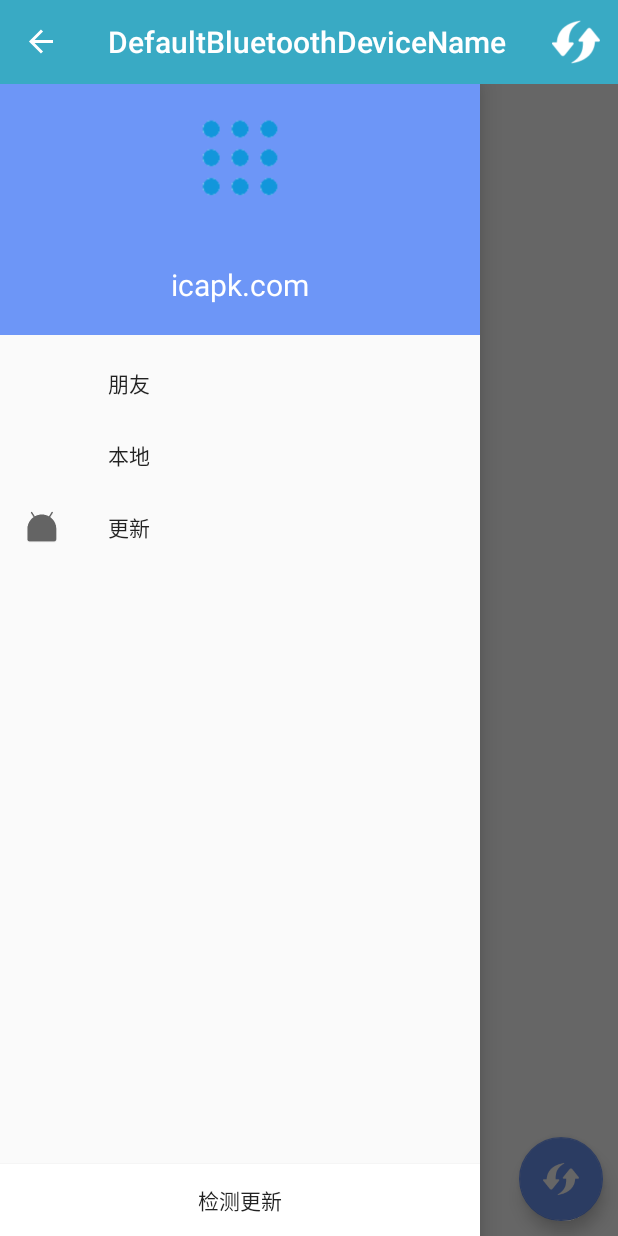
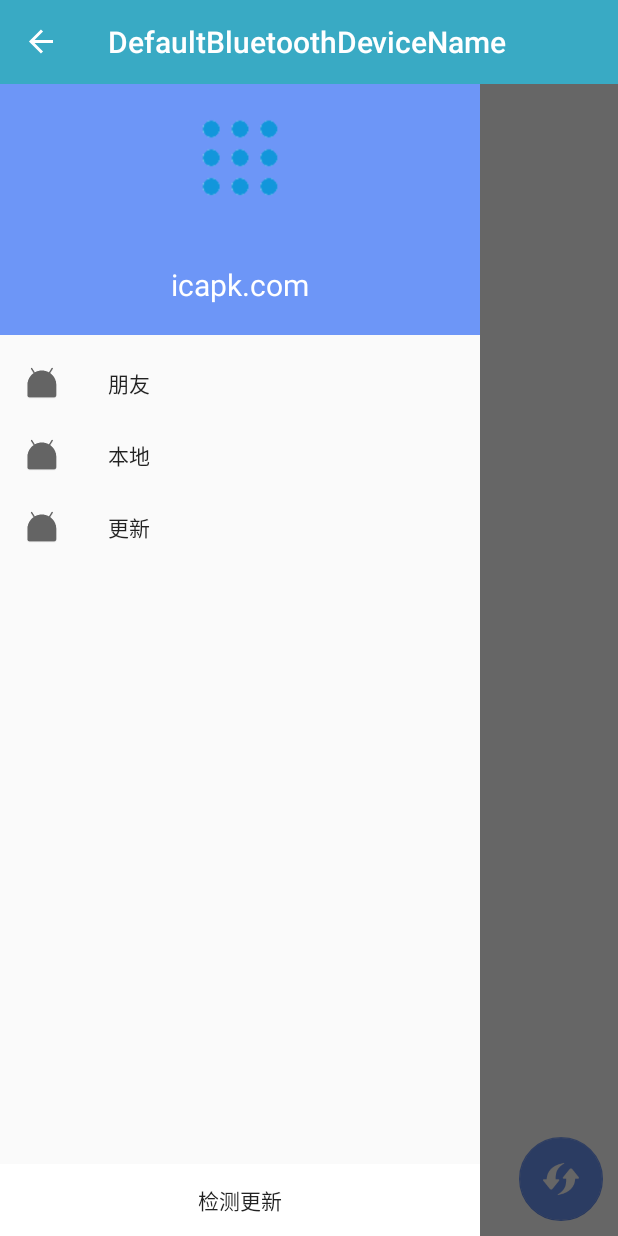
Before and after one commit to icapk/Bluetooth_Led, an Android app: the screen it shows after launch (MainActivity), with the side drawer open, on a phone screen of 412 x 824 dp. Run offline under Robolectric (Android 15) with nearby library versions, the phone set to English and light mode, and no system bars; our stand-ins replace ButterKnife.

Commit message:
更新显示

```diff
--- a/app/build.gradle
+++ b/app/build.gradle
@@ -5,8 +5,8 @@ android {
     buildToolsVersion "25.0.2"
     defaultConfig {
         applicationId "com.icapk.bluetooth"
-        minSdkVersion 21
-        targetSdkVersion 22
+        minSdkVersion 10
+        targetSdkVersion 13
         versionCode 1
         versionName "1.0"
         testInstrumentationRunner "android.support.test.runner.AndroidJUnitRunner"
--- a/app/src/main/java/com/icapk/bluetooth/LedPreviewActivity.java
+++ b/app/src/main/java/com/icapk/bluetooth/LedPreviewActivity.java
@@ -29,10 +29,6 @@ public class LedPreviewActivity extends AppCompatActivity {
         Intent i = getIntent();
         input_word = i.getStringExtra("Input_Word");
 
-
-        String word = "大家";
-
-//        Log.i(TAG, "onCreate");
         Led_view.sendWord(input_word);
 
         Led_view.setOnLongClickListener(new View.OnLongClickListener() {
--- a/app/src/main/java/com/icapk/bluetooth/MainActivity.java
+++ b/app/src/main/java/com/icapk/bluetooth/MainActivity.java
@@ -21,6 +21,7 @@ import android.support.v4.widget.DrawerLayout;
 import android.support.v4.widget.SwipeRefreshLayout;
 import android.support.v7.app.ActionBarDrawerToggle;
 import android.support.v7.widget.Toolbar;
+import android.util.Log;
 import android.view.Menu;
 import android.view.MenuItem;
 import android.view.View;
@@ -45,12 +46,21 @@ import static android.support.design.widget.Snackbar.make;
 
 public class MainActivity extends Activity implements AdapterView.OnItemClickListener {
 
-    @Bind(R.id.drawer_layout) DrawerLayout drawer_layout;
-    @Bind(R.id.navigation_view) NavigationView NavigationView;
-    @Bind(R.id.swiperefreshlayout) SwipeRefreshLayout mSwipeRefreshLayout;
-    @Bind(R.id.toolbar) Toolbar toolbar;
-    @Bind(R.id.lv) ListView mLv;
-    @Bind(R.id.fab_search) FloatingActionButton btn;
+    private static final String TAG = "MainActivity";
+
+
+    @Bind(R.id.drawer_layout)
+    DrawerLayout drawer_layout;
+    @Bind(R.id.navigation_view)
+    NavigationView NavigationView;
+    @Bind(R.id.swiperefreshlayout)
+    SwipeRefreshLayout mSwipeRefreshLayout;
+    @Bind(R.id.toolbar)
+    Toolbar toolbar;
+    @Bind(R.id.lv)
+    ListView mLv;
+    @Bind(R.id.fab_search)
+    FloatingActionButton btn;
 
     private int DISCOVERABLE_TIME = 300;
 
@@ -69,8 +79,6 @@ public class MainActivity extends Activity implements AdapterView.OnItemClickLis
     private long mNow = 0;
 
 
-
-
     @Override
     protected void onCreate(Bundle savedInstanceState) {
         super.onCreate(savedInstanceState);
@@ -80,7 +88,7 @@ public class MainActivity extends Activity implements AdapterView.OnItemClickLis
         //获得设备本身的蓝牙适配器
         mBluetoothAdapter = BluetoothAdapter.getDefaultAdapter();
 
-        mAdapter = new DeviceAdapter(getApplicationContext(),mDevices);
+        mAdapter = new DeviceAdapter(getApplicationContext(), mDevices);
         mLv.setAdapter(mAdapter);
         mLv.setOnItemClickListener(this);
 
@@ -93,10 +101,12 @@ public class MainActivity extends Activity implements AdapterView.OnItemClickLis
     }
 
     //当点击menu按键的时候执行这个方法
-    public boolean onMenuOpened(int featureId,Menu menu){
+    public boolean onMenuOpened(int featureId, Menu menu) {
 
-        make(getCurrentFocus(),"退出",Snackbar.LENGTH_SHORT)
-                .show();
+        Snackbar sk = Snackbar.make(getCurrentFocus(), "退出", Snackbar.LENGTH_SHORT);
+        snackbar_utils.setSnackbarColor(sk,Color.BLUE,Color.WHITE);
+                sk.show();
+        Log.i(TAG, "menu");
 //        setContentView(R.layout.layout_item);
 
 
@@ -119,7 +129,7 @@ public class MainActivity extends Activity implements AdapterView.OnItemClickLis
          * 下拉刷新
          */
         //设置下拉圆圈里进度条的颜色
-        mSwipeRefreshLayout.setColorSchemeColors(Color.BLUE,Color.BLACK,Color.GREEN,Color.RED);
+        mSwipeRefreshLayout.setColorSchemeColors(Color.BLUE, Color.BLACK, Color.GREEN, Color.RED);
         //设置下拉圆圈的大小
         mSwipeRefreshLayout.setSize(SwipeRefreshLayout.DEFAULT);
         //设置手指下拉多少距离触发刷新
@@ -128,7 +138,7 @@ public class MainActivity extends Activity implements AdapterView.OnItemClickLis
         mSwipeRefreshLayout.setOnRefreshListener(new SwipeRefreshLayout.OnRefreshListener() {
             @Override
             public void onRefresh() {
-                if (!isFlresh){
+                if (!isFlresh) {
                     isFlresh = true;
 
                     mDevices.clear();
@@ -137,12 +147,12 @@ public class MainActivity extends Activity implements AdapterView.OnItemClickLis
                         @Override
                         public void run() {
                             mSwipeRefreshLayout.setRefreshing(false);
-                            Snackbar sk = Snackbar.make(getCurrentFocus(),"刷新完成", BaseTransientBottomBar.LENGTH_SHORT);
-                            snackbar_utils.setSnackbarColor(sk,Color.BLUE,Color.WHITE);
+                            Snackbar sk = Snackbar.make(getCurrentFocus(), "刷新完成", BaseTransientBottomBar.LENGTH_SHORT);
+                            snackbar_utils.setSnackbarColor(sk, Color.BLUE, Color.WHITE);
                             sk.show();
                             isFlresh = false;
                         }
-                    },12000);
+                    }, 12000);
                 }
             }
         });
@@ -154,13 +164,13 @@ public class MainActivity extends Activity implements AdapterView.OnItemClickLis
                 super.handleMessage(msg);
                 switch (msg.what) {
                     case 1:
-                        Snackbar sk = Snackbar.make(findViewById(R.id.toolbar),"双击事件",Snackbar.LENGTH_SHORT);
-                        snackbar_utils.setSnackbarColor(sk,Color.BLUE,Color.WHITE);
+                        Snackbar sk = Snackbar.make(findViewById(R.id.toolbar), "双击事件", Snackbar.LENGTH_SHORT);
+                        snackbar_utils.setSnackbarColor(sk, Color.BLUE, Color.WHITE);
                         sk.show();
                         break;
                     case 2:
-                        Snackbar _sk = Snackbar.make(getCurrentFocus(),"单击事件",Snackbar.LENGTH_SHORT);
-                        snackbar_utils.setSnackbarColor(_sk,Color.BLUE,Color.WHITE);
+                        Snackbar _sk = Snackbar.make(getCurrentFocus(), "单击事件", Snackbar.LENGTH_SHORT);
+                        snackbar_utils.setSnackbarColor(_sk, Color.BLUE, Color.WHITE);
                         _sk.show();
                         break;
                 }
@@ -173,16 +183,16 @@ public class MainActivity extends Activity implements AdapterView.OnItemClickLis
             public void onClick(View v) {
 //                mDevices.clear();
 
-                firstPressTime=mNow;
-                mNow= System.currentTimeMillis();
-                if (mNow - firstPressTime < 300){//双击事件
+                firstPressTime = mNow;
+                mNow = System.currentTimeMillis();
+                if (mNow - firstPressTime < 300) {//双击事件
                     //先移除消息栈里面的单击消息
                     handler.removeMessages(2);
                     handler.sendEmptyMessage(1);
-                    mNow= 0;
-                }else {
+                    mNow = 0;
+                } else {
                     //发送0.31s的延时message，便于区分单双击事件
-                    handler.sendEmptyMessageDelayed(2,310);
+                    handler.sendEmptyMessageDelayed(2, 310);
 //                    mBluetoothAdapter.startDiscovery();
 //                if (btn.getText().toString() == "正在搜索..."){
 //                    mBluetoothAdapter.cancelDiscovery();
@@ -195,13 +205,12 @@ public class MainActivity extends Activity implements AdapterView.OnItemClickLis
             }
         });
 
-
-        Toast.makeText(getApplicationContext(),MyName,Toast.LENGTH_SHORT).show();
-//        toolbar.setTitleTextColor(0x000000);
         toolbar.setOnLongClickListener(new View.OnLongClickListener() {
             @Override
             public boolean onLongClick(View v) {
-                Toast.makeText(getApplicationContext(),"重命名"+mBluetoothAdapter.getName(),Toast.LENGTH_SHORT).show();
+                Snackbar snackbar = Snackbar.make(getCurrentFocus(), "重命名" + mBluetoothAdapter.getName(), Snackbar.LENGTH_SHORT);
+                snackbar_utils.setSnackbarColor(snackbar, Color.GRAY, Color.WHITE);
+                snackbar.show();
 //                mBluetoothAdapter.setName("M2");
 
                 return false;
@@ -210,6 +219,20 @@ public class MainActivity extends Activity implements AdapterView.OnItemClickLis
         MyName = mBluetoothAdapter.getName();
         MyAddress = mBluetoothAdapter.getAddress();
         toolbar.setTitle(MyName);
+
+        toolbar.setOnMenuItemClickListener(new Toolbar.OnMenuItemClickListener() {
+            @Override
+            public boolean onMenuItemClick(MenuItem item) {
+                switch (item.getItemId()) {
+                    case R.id.search_button:
+                        Snackbar snackbar = Snackbar.make(getCurrentFocus(), "menu", Toast.LENGTH_SHORT);
+                        snackbar_utils.setSnackbarColor(snackbar, Color.BLUE, Color.WHITE);
+                        snackbar.show();
+                        break;
+                }
+                return false;
+            }
+        });
     }
 
 
@@ -222,18 +245,17 @@ public class MainActivity extends Activity implements AdapterView.OnItemClickLis
         mBluetoothAdapter = BluetoothAdapter.getDefaultAdapter();
 
         //判断设备是否存在蓝牙
-        if (mBluetoothAdapter == null ){
-            Toast.makeText(this,"此设备没有蓝牙功能",Toast.LENGTH_SHORT).show();
+        if (mBluetoothAdapter == null) {
+            Toast.makeText(this, "此设备没有蓝牙功能", Toast.LENGTH_SHORT).show();
         }
-        if (!mBluetoothAdapter.isEnabled()){ //蓝牙未开启
+        if (!mBluetoothAdapter.isEnabled()) { //蓝牙未开启
             //弹出对话框提示用户是否打开蓝牙
             Intent enabler = new Intent(BluetoothAdapter.ACTION_REQUEST_ENABLE);
-            startActivityForResult(enabler,REQUEST_ENABLE);
+            startActivityForResult(enabler, REQUEST_ENABLE);
         }
     }
 
     /**
-     *
      * 初始化已配对列表
      */
     private void initdevice() {
@@ -241,16 +263,14 @@ public class MainActivity extends Activity implements AdapterView.OnItemClickLis
 
         //得到已经配对的蓝牙设备
         Set<BluetoothDevice> devices = mBluetoothAdapter.getBondedDevices();
-        if (devices.size() > 0)
-        {
-            for (Iterator iterator = devices.iterator(); iterator.hasNext();)
-            {
+        if (devices.size() > 0) {
+            for (Iterator iterator = devices.iterator(); iterator.hasNext(); ) {
                 BluetoothDevice bluetoothDevice = (BluetoothDevice) iterator.next();
                 //得到蓝牙设备的地址与名称
                 String name = bluetoothDevice.getName();
                 String mac = bluetoothDevice.getBluetoothClass().toString();
 //                Toast.makeText(getApplicationContext(),name+mac,Toast.LENGTH_SHORT).show();
-                System.out.println("已配对远程设备名称   "+name+"   "+mac);
+                System.out.println("已配对远程设备名称   " + name + "   " + mac);
 //                mLv.setAdapter();
                 mDevices.add(bluetoothDevice);
                 mAdapter.notifyDataSetChanged();
@@ -303,7 +323,7 @@ public class MainActivity extends Activity implements AdapterView.OnItemClickLis
             @Override
             public boolean onNavigationItemSelected(@NonNull MenuItem item) {
 
-                switch(item.getItemId()) {
+                switch (item.getItemId()) {
                     case R.id.nv_friends:
                         make(getCurrentFocus(), "点击了 朋友", Snackbar.LENGTH_SHORT)
                                 .show();
@@ -319,7 +339,6 @@ public class MainActivity extends Activity implements AdapterView.OnItemClickLis
             }
         });
 
-        toolbar.inflateMenu(R.menu.menu_toolbar);
 
         ActionBarDrawerToggle drawertoggle = new ActionBarDrawerToggle(this, drawer_layout, toolbar, R.string.open, R.string.close);
         drawertoggle.syncState();
@@ -331,6 +350,7 @@ public class MainActivity extends Activity implements AdapterView.OnItemClickLis
     /**
      * listview的点击事件
      * 点击连接到蓝牙
+     *
      * @param parent
      * @param view
      * @param position
@@ -341,7 +361,7 @@ public class MainActivity extends Activity implements AdapterView.OnItemClickLis
         BluetoothDevice device = mDevices.get(position);
 //        conn(device);
         Bundle b = new Bundle();
-        b.putParcelable(BluetoothDevice.EXTRA_DEVICE,device);
+        b.putParcelable(BluetoothDevice.EXTRA_DEVICE, device);
         Intent intent = new Intent(getApplicationContext(), BluetoothOperateActivity.class);
         intent.putExtras(b);
         startActivity(intent);
@@ -350,12 +370,13 @@ public class MainActivity extends Activity implements AdapterView.OnItemClickLis
     /**
      * 蓝牙连接实现
      * 作为客户端连接蓝牙模块
+     *
      * @param device
      */
     private void conn(final BluetoothDevice device) {
-       //建立蓝牙连接属于耗时操作，类似TCP Socket，需要放在子线程
-        new Thread(){
-            public void run(){
+        //建立蓝牙连接属于耗时操作，类似TCP Socket，需要放在子线程
+        new Thread() {
+            public void run() {
                 try {
                     //获取BluetoothSocket，UUID需要和蓝牙服务端保持一致
                     BluetoothSocket blurtoothsocket = device.createRfcommSocketToServiceRecord(UUID
@@ -369,8 +390,8 @@ public class MainActivity extends Activity implements AdapterView.OnItemClickLis
                     runOnUiThread(new Runnable() {
                         @Override
                         public void run() {
-                            Toast.makeText(getApplicationContext(),"连接成功。。。",
-                            Toast.LENGTH_SHORT).show();
+                            Toast.makeText(getApplicationContext(), "连接成功。。。",
+                                    Toast.LENGTH_SHORT).show();
 //                            TV_Address.setText("已连接");
                         }
                     });
@@ -384,7 +405,7 @@ public class MainActivity extends Activity implements AdapterView.OnItemClickLis
     /**
      * 软件开启启动可检测性
      */
-    private void discoverable(){
+    private void discoverable() {
         Intent discoverableIntent = new Intent(BluetoothAdapter.ACTION_REQUEST_DISCOVERABLE);
         discoverableIntent.putExtra(BluetoothAdapter.EXTRA_DISCOVERABLE_DURATION, DISCOVERABLE_TIME);
         startActivity(discoverableIntent);
@@ -398,14 +419,14 @@ public class MainActivity extends Activity implements AdapterView.OnItemClickLis
     /**
      * 双击返回键退出应用
      */
-    public void onBackPressed(){
+    public void onBackPressed() {
         long now = System.currentTimeMillis();
-        if ((now - firstPressTime) > 2000){
-            Snackbar snackbar = Snackbar.make(getCurrentFocus(),"再按一次退出",Toast.LENGTH_SHORT);
-                    snackbar_utils.setSnackbarColor(snackbar,Color.BLUE,Color.WHITE);
-                    snackbar.show();
+        if ((now - firstPressTime) > 2000) {
+            Snackbar snackbar = Snackbar.make(getCurrentFocus(), "再按一次退出", Toast.LENGTH_SHORT);
+            snackbar_utils.setSnackbarColor(snackbar, Color.BLUE, Color.WHITE);
+            snackbar.show();
             firstPressTime = now;
-        }else {
+        } else {
             finish();
             System.exit(0);
         }
--- a/app/src/main/res/menu/menu_left.xml
+++ b/app/src/main/res/menu/menu_left.xml
@@ -5,11 +5,11 @@
 
         <item
             android:id="@+id/nv_friends"
-
+            android:icon="@mipmap/ic_launcher"
             android:title="朋友" />
         <item
             android:id="@+id/nv_location"
-
+            android:icon="@mipmap/ic_launcher"
             android:title="本地" />
         <item
             android:id="@+id/nv_update"
--- a/app/src/main/res/menu/menu_toolbar.xml
+++ b/app/src/main/res/menu/menu_toolbar.xml
@@ -3,9 +3,8 @@
       xmlns:app="http://schemas.android.com/apk/res-auto">
 
     <item
-        android:id="@+id/search_button"
-        android:icon="@drawable/reflesh"
-        android:title="search"
+        android:id="@+id/search_menu"
+        android:title="@string/preview"
         app:showAsAction="ifRoom"/>
 
 </menu>
--- a/app/src/main/res/values/colors.xml
+++ b/app/src/main/res/values/colors.xml
@@ -3,6 +3,7 @@
     <color name="colorPrimary">#39aac4</color>
     <color name="colorPrimaryDark">#8bd1e1</color>
     <color name="colorAccent">#6d96f7</color>
+    <color name="navigationBarColor">#6d96f7</color>
 
     <color name="white">#ffffff</color>
     <color name="red">#ff0000</color>
--- a/app/src/main/res/values/strings.xml
+++ b/app/src/main/res/values/strings.xml
@@ -5,5 +5,6 @@
     <string name="close">关闭</string>
     <string name="ble_conned">已连接</string>
     <string name="input_content">请输入文字</string>
+    <string name="preview">预览</string>
 
 </resources>
```
Also changed, not shown: app/src/main/java/com/icapk/bluetooth/BluetoothOperateActivity.java (+47 -21 lines), app/src/main/java/com/icapk/bluetooth/Led_View.java (+28 -7 lines), app/src/main/res/layout/activity_bluetooth_operate.xml (+6 -7 lines).
